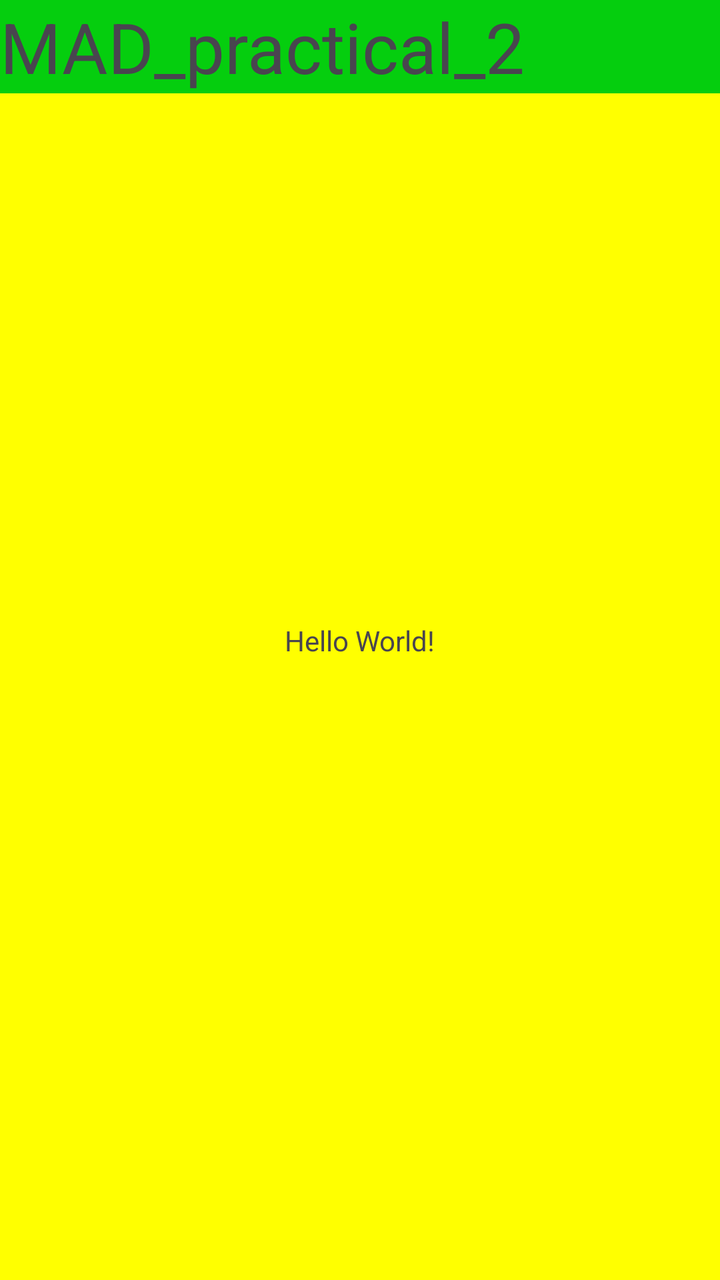
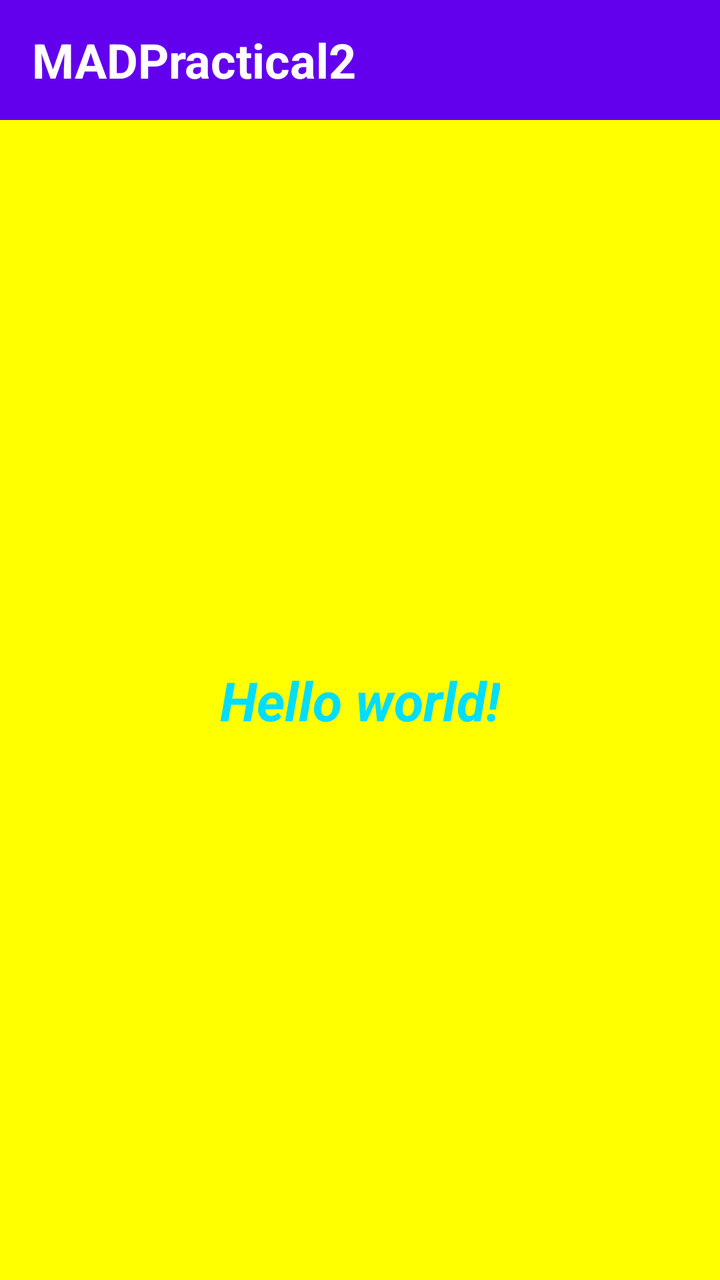

Two renders of the same Android screen: before a commit and after it. Below are the layout's source before the change and the commit's diff.
<!-- AndroidManifest.xml: application theme Theme.Practical2 -->
<!-- res/layout/activity_main.xml -->
<?xml version="1.0" encoding="utf-8"?>
<androidx.constraintlayout.widget.ConstraintLayout xmlns:android="http://schemas.android.com/apk/res/android"
    xmlns:app="http://schemas.android.com/apk/res-auto"
    xmlns:tools="http://schemas.android.com/tools"
    android:id="@+id/main"
    android:layout_width="match_parent"
    android:layout_height="match_parent"
    android:background="#FFFF00"
    tools:context=".MainActivity">

    <TextView
        android:layout_width="match_parent"
        android:layout_height="wrap_content"
        android:text="MAD_practical_2"
        android:background="#05CE0E"
        android:textSize="35sp"
        app:layout_constraintStart_toStartOf="parent"
        app:layout_constraintTop_toTopOf="parent"

        />

    <TextView
        android:layout_width="wrap_content"
        android:layout_height="wrap_content"
        android:text="Hello World!"
        app:layout_constraintBottom_toBottomOf="parent"
        app:layout_constraintEnd_toEndOf="parent"
        app:layout_constraintStart_toStartOf="parent"
        app:layout_constraintTop_toTopOf="parent" />



</androidx.constraintlayout.widget.ConstraintLayout>
<!-- resources referenced by this layout -->
<resources>
  <style name="Theme.Practical2" parent="Base.Theme.Practical2" />
  <style name="Base.Theme.Practical2" parent="Theme.Material3.DayNight.NoActionBar">
          
          
      </style>
</resources>

<!-- the commit's change to res/layout/activity_main.xml (unified diff, before → after) -->
@@ -1,33 +1,40 @@
 <?xml version="1.0" encoding="utf-8"?>
-<androidx.constraintlayout.widget.ConstraintLayout xmlns:android="http://schemas.android.com/apk/res/android"
+<androidx.constraintlayout.widget.ConstraintLayout
+    xmlns:android="http://schemas.android.com/apk/res/android"
     xmlns:app="http://schemas.android.com/apk/res-auto"
-    xmlns:tools="http://schemas.android.com/tools"
     android:id="@+id/main"
     android:layout_width="match_parent"
     android:layout_height="match_parent"
-    android:background="#FFFF00"
-    tools:context=".MainActivity">
+    android:background="#FFFF00">
+
 
     <TextView
-        android:layout_width="match_parent"
-        android:layout_height="wrap_content"
-        android:text="MAD_practical_2"
-        android:background="#05CE0E"
-        android:textSize="35sp"
+        android:id="@+id/title"
+        android:layout_width="0dp"
+        android:layout_height="60dp"
+        android:background="#6200EE"
+        android:text="MADPractical2"
+        android:textColor="#FFFFFF"
+        android:textSize="24sp"
+        android:textStyle="bold"
+        android:gravity="center_vertical"
+        android:paddingStart="16sp"
+        app:layout_constraintTop_toTopOf="parent"
         app:layout_constraintStart_toStartOf="parent"
-        app:layout_constraintTop_toTopOf="parent"
+        app:layout_constraintEnd_toEndOf="parent"/>
 
-        />
 
     <TextView
+        android:id="@+id/textView"
         android:layout_width="wrap_content"
         android:layout_height="wrap_content"
-        android:text="Hello World!"
+        android:text="Hello world!"
+        android:textColor="@android:color/holo_blue_bright"
+        android:textSize="27sp"
+        android:textStyle="bold|italic"
+        app:layout_constraintTop_toBottomOf="@id/title"
         app:layout_constraintBottom_toBottomOf="parent"
-        app:layout_constraintEnd_toEndOf="parent"
         app:layout_constraintStart_toStartOf="parent"
-        app:layout_constraintTop_toTopOf="parent" />
-
-
+        app:layout_constraintEnd_toEndOf="parent"/>
 
 </androidx.constraintlayout.widget.ConstraintLayout>
